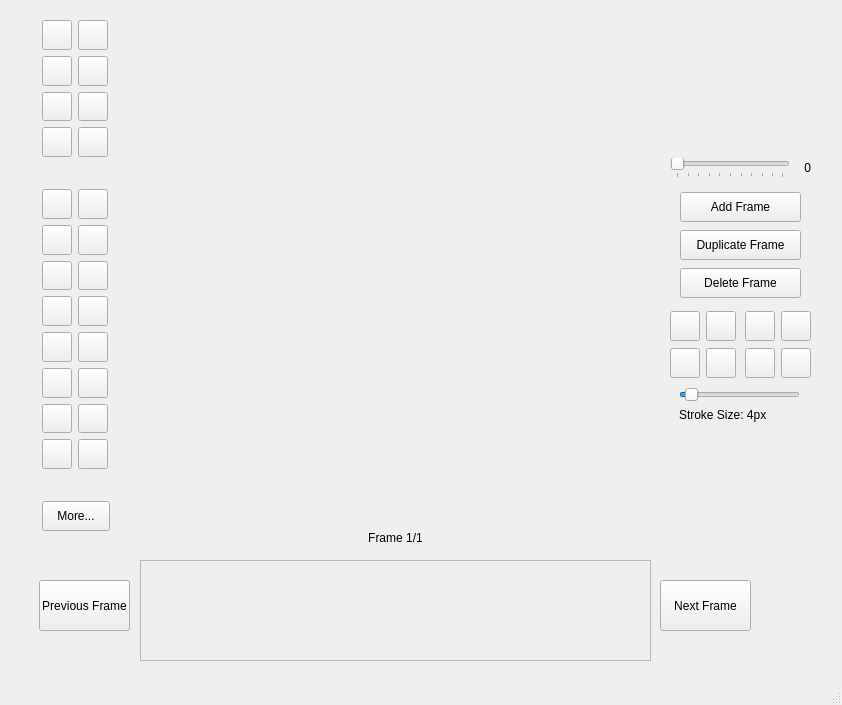
Qt form SpriteEditor/spriteeditorvc.ui (GT3CH1/sprite-editor) before a commit.
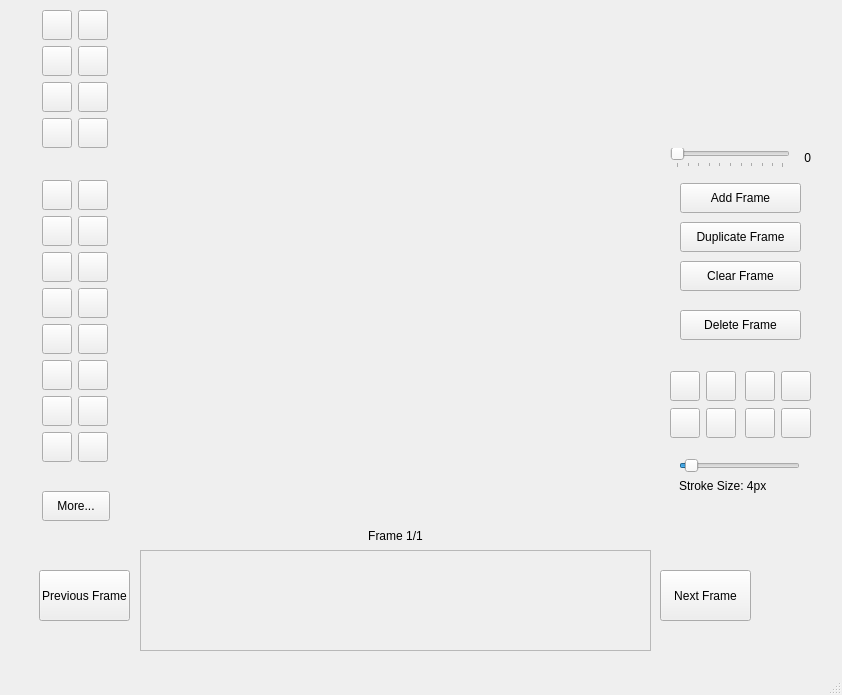
The same form after that commit. Icons and pictures are not drawn. Custom widgets are drawn as their Qt base class.

Patch:
```diff
--- a/SpriteEditor/spriteeditorvc.ui
+++ b/SpriteEditor/spriteeditorvc.ui
@@ -7,9 +7,21 @@
     <x>0</x>
     <y>0</y>
     <width>842</width>
-    <height>705</height>
+    <height>695</height>
    </rect>
   </property>
+  <property name="minimumSize">
+   <size>
+    <width>842</width>
+    <height>695</height>
+   </size>
+  </property>
+  <property name="maximumSize">
+   <size>
+    <width>842</width>
+    <height>695</height>
+   </size>
+  </property>
   <property name="windowTitle">
    <string>SpriteEditorVC</string>
   </property>
@@ -18,7 +30,7 @@
     <property name="geometry">
      <rect>
       <x>40</x>
-      <y>20</y>
+      <y>10</y>
       <width>71</width>
       <height>511</height>
      </rect>
@@ -597,7 +609,7 @@
        <property name="sizeHint" stdset="0">
         <size>
          <width>40</width>
-         <height>20</height>
+         <height>10</height>
         </size>
        </property>
       </spacer>
@@ -627,7 +639,7 @@
     <property name="geometry">
      <rect>
       <x>670</x>
-      <y>20</y>
+      <y>10</y>
       <width>141</width>
       <height>161</height>
      </rect>
@@ -635,6 +647,12 @@
     <layout class="QGridLayout" name="playbackLayout">
      <item row="1" column="0">
       <widget class="QSlider" name="fpsSlider">
+       <property name="toolTip">
+        <string>Changes the frame rate of the preview (0 is off)</string>
+       </property>
+       <property name="value">
+        <number>0</number>
+       </property>
        <property name="orientation">
         <enum>Qt::Horizontal</enum>
        </property>
@@ -690,7 +708,7 @@
     <property name="geometry">
      <rect>
       <x>140</x>
-      <y>20</y>
+      <y>10</y>
       <width>512</width>
       <height>512</height>
      </rect>
@@ -734,7 +752,7 @@
     <property name="geometry">
      <rect>
       <x>39</x>
-      <y>580</y>
+      <y>570</y>
       <width>91</width>
       <height>51</height>
      </rect>
@@ -747,7 +765,7 @@
     <property name="geometry">
      <rect>
       <x>660</x>
-      <y>580</y>
+      <y>570</y>
       <width>91</width>
       <height>51</height>
      </rect>
@@ -760,9 +778,9 @@
     <property name="geometry">
      <rect>
       <x>140</x>
-      <y>530</y>
+      <y>520</y>
       <width>511</width>
-      <height>16</height>
+      <height>31</height>
      </rect>
     </property>
     <property name="text">
@@ -779,7 +797,7 @@
     <property name="geometry">
      <rect>
       <x>140</x>
-      <y>560</y>
+      <y>550</y>
       <width>511</width>
       <height>101</height>
      </rect>
@@ -833,9 +851,9 @@
     <property name="geometry">
      <rect>
       <x>680</x>
-      <y>190</y>
+      <y>180</y>
       <width>121</width>
-      <height>111</height>
+      <height>166</height>
      </rect>
     </property>
     <layout class="QVBoxLayout" name="verticalLayout">
@@ -865,6 +883,35 @@
        </property>
       </widget>
      </item>
+     <item>
+      <widget class="QPushButton" name="clearFrameButton">
+       <property name="minimumSize">
+        <size>
+         <width>0</width>
+         <height>30</height>
+        </size>
+       </property>
+       <property name="toolTip">
+        <string>Clears the frame (Ctrl+C)</string>
+       </property>
+       <property name="text">
+        <string>Clear Frame</string>
+       </property>
+      </widget>
+     </item>
+     <item>
+      <spacer name="horizontalSpacer">
+       <property name="orientation">
+        <enum>Qt::Horizontal</enum>
+       </property>
+       <property name="sizeHint" stdset="0">
+        <size>
+         <width>0</width>
+         <height>10</height>
+        </size>
+       </property>
+      </spacer>
+     </item>
      <item>
       <widget class="QPushButton" name="deleteFrameButton">
        <property name="minimumSize">
@@ -884,7 +931,7 @@
     <property name="geometry">
      <rect>
       <x>679</x>
-      <y>379</y>
+      <y>450</y>
       <width>121</width>
       <height>51</height>
      </rect>
@@ -925,7 +972,7 @@
     <property name="geometry">
      <rect>
       <x>670</x>
-      <y>310</y>
+      <y>370</y>
       <width>144</width>
       <height>70</height>
      </rect>
```
Left out of the diff: 92 changed lines with no effect on the pictures.
